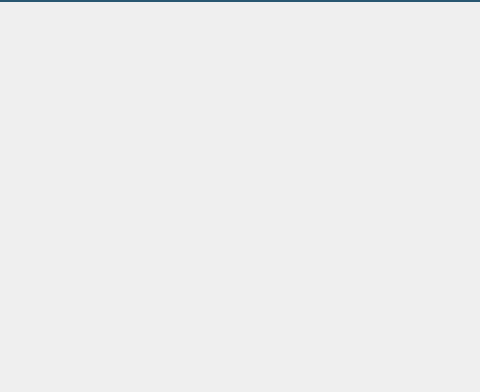
Laloses/Hospital, file mainwindow.ui: the form before one commit; both pictures show x 180 to 660 and y 88 to 480 of the 854 by 480 pixel window.
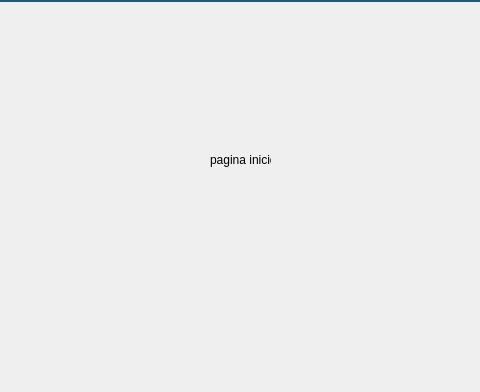
The form after the commit. The open tabs and pages were chosen to show the change.

Commit message: añadir paginas de los perfiles

```diff
--- a/mainwindow.ui
+++ b/mainwindow.ui
@@ -395,23 +395,19 @@
 	background-color: rgb(137, 230, 255);
 }</string>
        </property>
-       <layout class="QGridLayout" name="gridLayout_3">
-        <property name="leftMargin">
-         <number>0</number>
+       <widget class="QLabel" name="label_pagInicio">
+        <property name="geometry">
+         <rect>
+          <x>390</x>
+          <y>150</y>
+          <width>61</width>
+          <height>16</height>
+         </rect>
         </property>
-        <property name="topMargin">
-         <number>0</number>
+        <property name="text">
+         <string>pagina inicio</string>
         </property>
-        <property name="rightMargin">
-         <number>0</number>
-        </property>
-        <property name="bottomMargin">
-         <number>0</number>
-        </property>
-        <property name="spacing">
-         <number>0</number>
-        </property>
-       </layout>
+       </widget>
       </widget>
       <widget class="QWidget" name="page_login">
        <property name="styleSheet">
```
Left out of the diff: 47 changed lines with no effect on the pictures.
